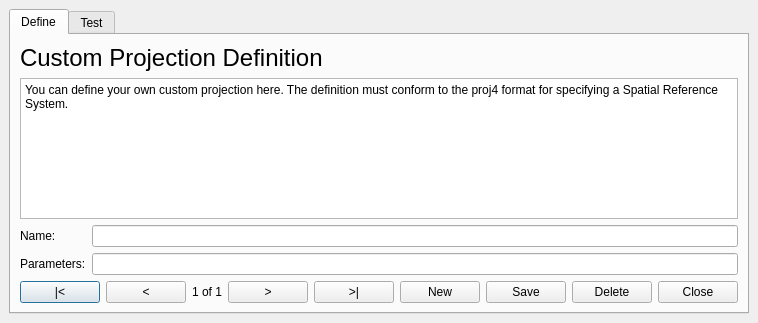
Before: the Qt Designer form src/ui/qgscustomprojectiondialogbase.ui in stopa85/Quantum-GIS, drawn with Qt 5.
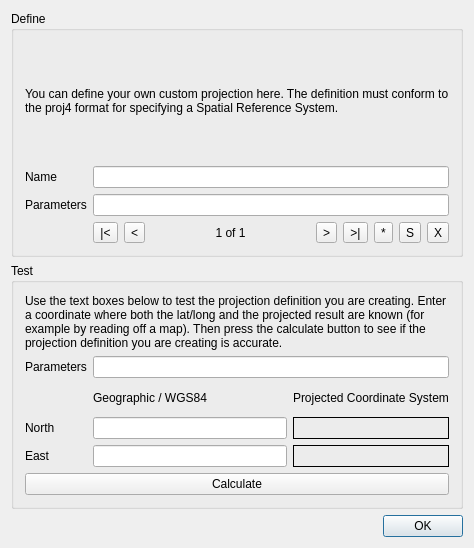
After: the same form once the commit is applied. Icons and pictures are not drawn.

Patch:
```diff
--- a/src/ui/qgscustomprojectiondialogbase.ui
+++ b/src/ui/qgscustomprojectiondialogbase.ui
@@ -5,8 +5,8 @@
    <rect>
     <x>0</x>
     <y>0</y>
-    <width>718</width>
-    <height>323</height>
+    <width>474</width>
+    <height>548</height>
    </rect>
   </property>
   <property name="windowTitle" >
@@ -16,83 +16,68 @@
    <iconset/>
   </property>
   <layout class="QGridLayout" >
-   <property name="margin" >
-    <number>9</number>
-   </property>
-   <property name="spacing" >
-    <number>6</number>
-   </property>
    <item row="0" column="0" >
-    <widget class="QTabWidget" name="tabWidget2" >
-     <property name="currentIndex" >
-      <number>0</number>
-     </property>
-     <widget class="QWidget" name="tab1" >
-      <attribute name="title" >
+    <widget class="QGroupBox" name="groupBox" >
+     <property name="title" >
        <string>Define</string>
-      </attribute>
+     </property>
       <layout class="QGridLayout" >
-       <property name="margin" >
-        <number>9</number>
-       </property>
-       <property name="spacing" >
-        <number>6</number>
-       </property>
-       <item row="1" column="0" colspan="2" >
-        <widget class="QTextBrowser" name="textBrowser" >
-         <property name="html" >
-          <string>You can define your own custom projection here. The definition must conform to the proj4 format for specifying a Spatial Reference System.</string>
-         </property>
-        </widget>
-       </item>
        <item row="0" column="0" colspan="2" >
-        <widget class="QLabel" name="textLabel5" >
-         <property name="font" >
-          <font>
-           <family>Arial</family>
-           <pointsize>18</pointsize>
-           <weight>50</weight>
-           <italic>false</italic>
-           <bold>false</bold>
-           <underline>false</underline>
-           <strikeout>false</strikeout>
-          </font>
-         </property>
+       <widget class="QLabel" name="label" >
+        <property name="text" >
+         <string>You can define your own custom projection here. The definition must conform to the proj4 format for specifying a Spatial Reference System.</string>
+        </property>
+        <property name="wordWrap" >
+         <bool>true</bool>
+        </property>
+       </widget>
+      </item>
+      <item row="1" column="0" >
+       <widget class="QLabel" name="textLabel1" >
          <property name="text" >
-          <string>Custom Projection Definition</string>
-         </property>
-        </widget>
-       </item>
-       <item row="3" column="1" >
-        <widget class="QLineEdit" name="leParameters" />
-       </item>
-       <item row="3" column="0" >
+         <string>Name</string>
+        </property>
+        <property name="buddy" >
+         <cstring>leName</cstring>
+        </property>
+       </widget>
+      </item>
+      <item row="1" column="1" >
+       <widget class="QLineEdit" name="leName" />
+      </item>
+      <item row="2" column="0" >
         <widget class="QLabel" name="textLabel3_2" >
          <property name="text" >
-          <string>Parameters:</string>
+         <string>Parameters</string>
+        </property>
+        <property name="buddy" >
+         <cstring>leParameters</cstring>
          </property>
         </widget>
        </item>
-       <item row="4" column="0" colspan="2" >
+      <item row="2" column="1" >
+       <widget class="QLineEdit" name="leParameters" />
+      </item>
+      <item row="3" column="1" >
         <layout class="QHBoxLayout" >
-         <property name="margin" >
-          <number>0</number>
-         </property>
-         <property name="spacing" >
-          <number>6</number>
-         </property>
          <item>
-          <widget class="QPushButton" name="pbnFirst" >
+         <widget class="QToolButton" name="pbnFirst" >
            <property name="text" >
             <string>|&lt;</string>
            </property>
+          <property name="icon" >
+           <iconset>../../images/themes/default/mIconFirst.png</iconset>
+          </property>
           </widget>
          </item>
          <item>
-          <widget class="QPushButton" name="pbnPrevious" >
+         <widget class="QToolButton" name="pbnPrevious" >
            <property name="text" >
             <string>&lt;</string>
            </property>
+          <property name="icon" >
+           <iconset>../../images/themes/default/mIconPrevious.png</iconset>
+          </property>
           </widget>
          </item>
          <item>
@@ -106,187 +91,121 @@
           </widget>
          </item>
          <item>
-          <widget class="QPushButton" name="pbnNext" >
+         <widget class="QToolButton" name="pbnNext" >
            <property name="text" >
             <string>></string>
            </property>
+          <property name="icon" >
+           <iconset>../../images/themes/default/mIconNext.png</iconset>
+          </property>
           </widget>
          </item>
          <item>
-          <widget class="QPushButton" name="pbnLast" >
+         <widget class="QToolButton" name="pbnLast" >
            <property name="text" >
             <string>>|</string>
            </property>
-          </widget>
-         </item>
-         <item>
-          <widget class="QPushButton" name="pbnNew" >
-           <property name="text" >
-            <string>New</string>
+          <property name="icon" >
+           <iconset>../../images/themes/default/mIconLast.png</iconset>
            </property>
           </widget>
          </item>
          <item>
-          <widget class="QPushButton" name="pbnSave" >
+         <widget class="QToolButton" name="pbnNew" >
            <property name="text" >
-            <string>Save</string>
-           </property>
+           <string>*</string>
+          </property>
+          <property name="icon" >
+           <iconset>../../images/themes/default/mIconNew.png</iconset>
+          </property>
           </widget>
          </item>
          <item>
-          <widget class="QPushButton" name="pbnDelete" >
+         <widget class="QToolButton" name="pbnSave" >
            <property name="text" >
-            <string>Delete</string>
-           </property>
+           <string>S</string>
+          </property>
+          <property name="icon" >
+           <iconset>../../images/themes/default/mActionFileSave.png</iconset>
+          </property>
           </widget>
          </item>
          <item>
-          <widget class="QPushButton" name="pbnClose" >
+         <widget class="QToolButton" name="pbnDelete" >
            <property name="text" >
-            <string>Close</string>
-           </property>
+           <string>X</string>
+          </property>
+          <property name="icon" >
+           <iconset>../../images/themes/default/mIconDelete.png</iconset>
+          </property>
           </widget>
          </item>
         </layout>
        </item>
-       <item row="2" column="0" >
-        <widget class="QLabel" name="textLabel1" >
-         <property name="text" >
-          <string>Name:</string>
-         </property>
-        </widget>
-       </item>
-       <item row="2" column="1" >
-        <widget class="QLineEdit" name="leName" />
-       </item>
-      </layout>
-     </widget>
-     <widget class="QWidget" name="tab2" >
-      <attribute name="title" >
+     </layout>
+    </widget>
+   </item>
+   <item row="1" column="0" >
+    <widget class="QGroupBox" name="groupBox_2" >
+     <property name="title" >
        <string>Test</string>
-      </attribute>
+     </property>
       <layout class="QGridLayout" >
-       <property name="margin" >
-        <number>9</number>
-       </property>
-       <property name="spacing" >
-        <number>6</number>
-       </property>
        <item row="0" column="0" colspan="3" >
-        <widget class="QLabel" name="textLabel1_2" >
-         <property name="font" >
-          <font>
-           <family>Arial</family>
-           <pointsize>18</pointsize>
-           <weight>50</weight>
-           <italic>false</italic>
-           <bold>false</bold>
-           <underline>false</underline>
-           <strikeout>false</strikeout>
-          </font>
-         </property>
+       <widget class="QLabel" name="label_2" >
          <property name="text" >
-          <string>Transform from WGS84 to the chosen projection</string>
-         </property>
-        </widget>
-       </item>
-       <item row="1" column="0" colspan="3" >
-        <widget class="QTextBrowser" name="textBrowser_2" >
-         <property name="html" >
           <string>Use the text boxes below to test the projection definition you are creating. Enter a coordinate where both the lat/long and the projected result are known (for example by reading off a map). Then press the calculate button to see if the projection definition you are creating is accurate.</string>
          </property>
-        </widget>
-       </item>
-       <item row="2" column="0" >
+        <property name="wordWrap" >
+         <bool>true</bool>
+        </property>
+       </widget>
+      </item>
+      <item row="1" column="0" >
         <widget class="QLabel" name="textLabel3_2_2" >
          <property name="text" >
-          <string>Parameters:</string>
+         <string>Parameters</string>
          </property>
          <property name="buddy" >
           <cstring>leTestParameters</cstring>
          </property>
         </widget>
        </item>
-       <item row="2" column="1" colspan="2" >
+      <item row="1" column="1" colspan="2" >
         <widget class="QLineEdit" name="leTestParameters" />
        </item>
-       <item row="3" column="0" >
-        <spacer>
-         <property name="orientation" >
-          <enum>Qt::Horizontal</enum>
-         </property>
-         <property name="sizeType" >
-          <enum>QSizePolicy::Expanding</enum>
-         </property>
-         <property name="sizeHint" >
-          <size>
-           <width>41</width>
-           <height>21</height>
-          </size>
-         </property>
-        </spacer>
-       </item>
-       <item row="3" column="2" >
-        <widget class="QLabel" name="textLabel2_3" >
-         <property name="text" >
-          <string>Projected Coordinate System</string>
-         </property>
-        </widget>
-       </item>
-       <item row="3" column="1" >
+      <item row="2" column="1" >
         <widget class="QLabel" name="textLabel1_3" >
          <property name="text" >
           <string>Geographic / WGS84</string>
          </property>
         </widget>
        </item>
-       <item row="5" column="2" >
-        <widget class="QLabel" name="projectedY" >
-         <property name="enabled" >
-          <bool>true</bool>
-         </property>
-         <property name="frameShape" >
-          <enum>QFrame::Box</enum>
-         </property>
+      <item row="2" column="2" >
+       <widget class="QLabel" name="textLabel2_3" >
          <property name="text" >
-          <string/>
-         </property>
-         <property name="margin" >
-          <number>1</number>
-         </property>
-        </widget>
-       </item>
-       <item row="5" column="1" >
-        <widget class="QLineEdit" name="eastWGS84" />
-       </item>
-       <item row="5" column="0" >
-        <widget class="QLabel" name="textLabel2_2_2" >
-         <property name="text" >
-          <string>East:</string>
-         </property>
-         <property name="buddy" >
-          <cstring>eastWGS84</cstring>
-         </property>
-        </widget>
-       </item>
-       <item row="4" column="0" >
+         <string>Projected Coordinate System</string>
+        </property>
+       </widget>
+      </item>
+      <item row="3" column="0" >
         <widget class="QLabel" name="textLabel2_2" >
          <property name="text" >
-          <string>North:</string>
+         <string>North</string>
          </property>
          <property name="buddy" >
           <cstring>northWGS84</cstring>
          </property>
         </widget>
        </item>
-       <item row="4" column="1" >
+      <item row="3" column="1" >
         <widget class="QLineEdit" name="northWGS84" >
          <property name="enabled" >
           <bool>true</bool>
          </property>
         </widget>
        </item>
-       <item row="4" column="2" >
+      <item row="3" column="2" >
         <widget class="QLabel" name="projectedX" >
          <property name="enabled" >
           <bool>true</bool>
@@ -299,7 +218,36 @@
          </property>
         </widget>
        </item>
-       <item row="6" column="0" colspan="3" >
+      <item row="4" column="0" >
+       <widget class="QLabel" name="textLabel2_2_2" >
+        <property name="text" >
+         <string>East</string>
+        </property>
+        <property name="buddy" >
+         <cstring>eastWGS84</cstring>
+        </property>
+       </widget>
+      </item>
+      <item row="4" column="1" >
+       <widget class="QLineEdit" name="eastWGS84" />
+      </item>
+      <item row="4" column="2" >
+       <widget class="QLabel" name="projectedY" >
+        <property name="enabled" >
+         <bool>true</bool>
+        </property>
+        <property name="frameShape" >
+         <enum>QFrame::Box</enum>
+        </property>
+        <property name="text" >
+         <string/>
+        </property>
+        <property name="margin" >
+         <number>1</number>
+        </property>
+       </widget>
+      </item>
+      <item row="5" column="0" colspan="3" >
         <widget class="QPushButton" name="pbnCalculate" >
          <property name="text" >
           <string>Calculate</string>
@@ -308,6 +256,12 @@
        </item>
       </layout>
      </widget>
+   </item>
+   <item row="2" column="0" >
+    <widget class="QDialogButtonBox" name="buttonBox" >
+     <property name="standardButtons" >
+      <set>QDialogButtonBox::Ok</set>
+     </property>
     </widget>
    </item>
   </layout>
```
Left out of the diff: 24 changed lines with no effect on the pictures. Lines whose indentation alone changed are shown as unchanged.
